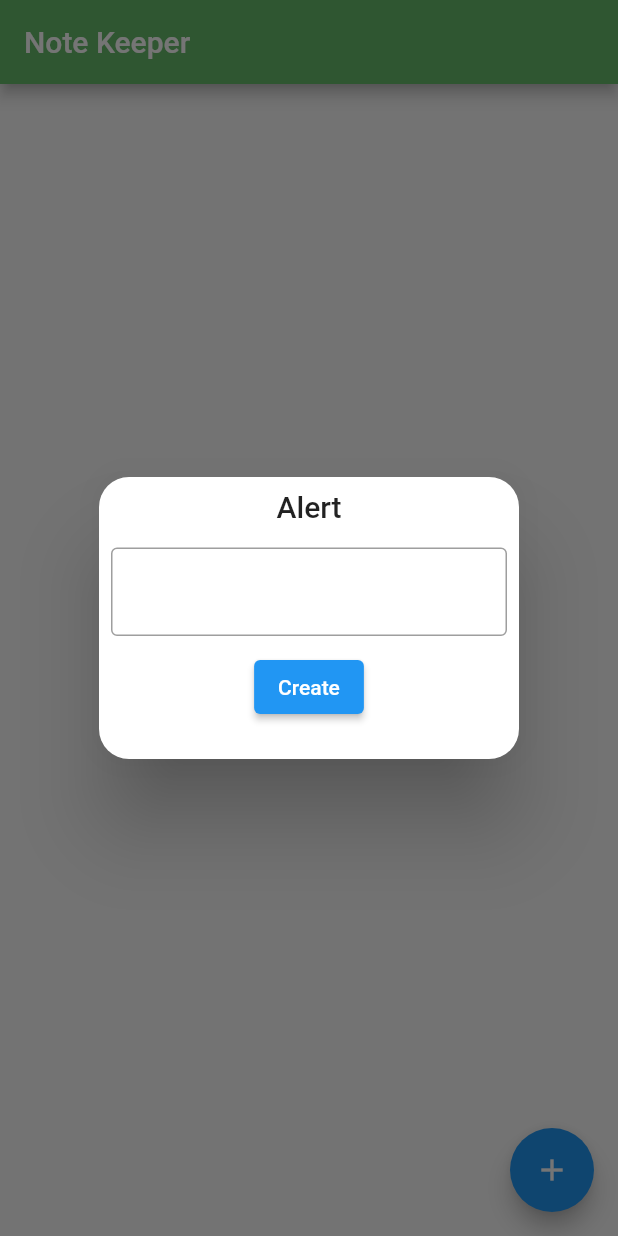
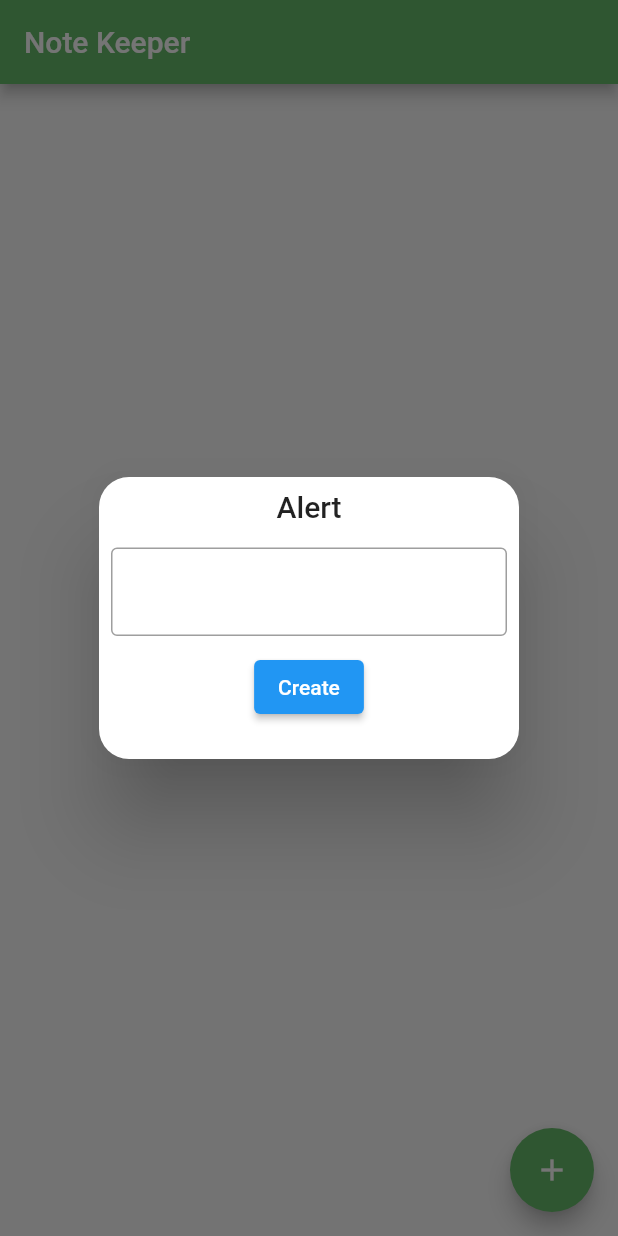
Before and after one commit to jensikhokhariya/notedatabase, a Flutter app: the screen it shows after launch, after a tap on the "add" icon, on a phone screen of 412 x 824 dp. Run offline on Flutter 3.47's test engine with Material 2 defaults, Android fonts, the phone set to English and light mode, and no system bars; our stand-ins replace firebase_core, firebase_database, get; accounts and stored records are empty.

Commit message:
12-10-2022

```diff
--- a/lib/screen/contorller/homecontroller.dart
+++ b/lib/screen/contorller/homecontroller.dart
@@ -3,6 +3,7 @@ import 'package:get/get.dart';
 import 'package:get/get_state_manager/get_state_manager.dart';
 
 class Homecontroller extends GetxController {
+  bool ischk=false;
   void adddata({String? task,String? key}
       ){
     var firebaseDatabase = FirebaseDatabase.instance;
@@ -30,6 +31,7 @@ class Homecontroller extends GetxController {
     return dbref.child("Task").child(key).remove();
   }
 }
+
 class Taskmodel{
   String? task,key;
 
--- a/lib/screen/view/homescreen.dart
+++ b/lib/screen/view/homescreen.dart
@@ -15,7 +15,7 @@ class _Home_PageState extends State<Home_Page> {
   Homecontroller homecontroller = Get.put(Homecontroller());
   TextEditingController task = TextEditingController();
   bool ischk = false;
-  Icon isicon = Icon(Icons.check_circle_outline);
+  List chk=[];
 
   @override
   Widget build(BuildContext context) {
@@ -47,14 +47,9 @@ class _Home_PageState extends State<Home_Page> {
                     itemCount: l1.length,
                     itemBuilder: (context, index) {
                       return ListTile(
-                        leading: IconButton(
-                          onPressed: () {
-                            // ischk
-                            //     ? Icon(Icons.check_circle_outline)
-                            //     : Icon(Icons.check_circle);
-                          },
-                          icon: Icon(Icons.check_circle_outline),
-                        ),
+                        leading: Checkbox(value: chk[1], onChanged: (value){
+
+                        }),
                         title: Text("${l1[index].task}"),
                         trailing: SizedBox(
                           width: 100,
@@ -88,6 +83,8 @@ class _Home_PageState extends State<Home_Page> {
               );
             }),
         floatingActionButton: FloatingActionButton(
+          backgroundColor: Colors.green.shade400,
+
           onPressed: () {
             task = TextEditingController();
             DilogeBox(null);
```
